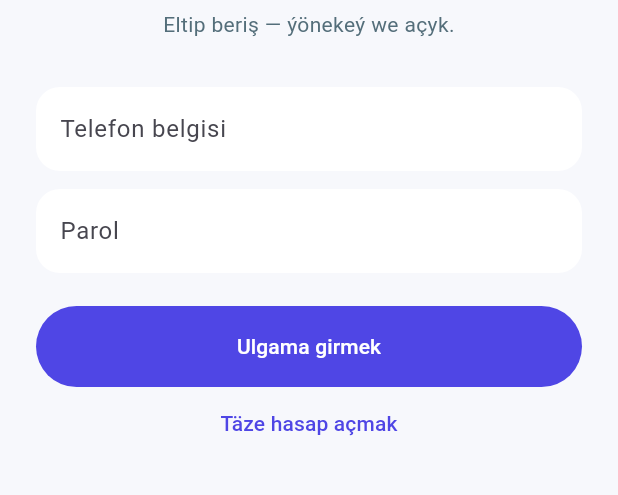
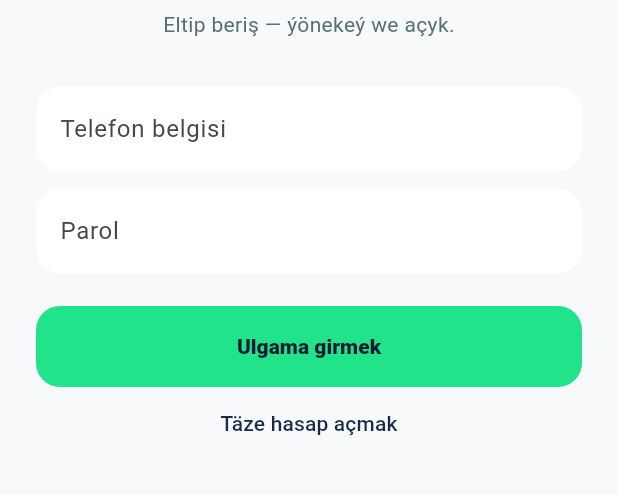
Before and after one commit to mali-ab/menzil, a Flutter app: the screen it shows after launch, on a phone screen of 412 x 824 dp, the part 471-966 px from its top. Run offline on Flutter 3.47's test engine with Material 3 defaults, Android fonts, the phone set to English and light mode, and no system bars; our stand-ins replace flutter_map, flutter_secure_storage, geolocator, latlong2.

Commit message:
Polish courier navigation map UI

```diff
--- a/mobile/lib/app.dart
+++ b/mobile/lib/app.dart
@@ -21,6 +21,8 @@ class MenzilApp extends StatelessWidget {
         title: 'Menzil',
         debugShowCheckedModeBanner: false,
         theme: AppTheme.light,
+        darkTheme: AppTheme.dark,
+        themeMode: ThemeMode.system,
         home: switch (session.state) {
           SessionState.loading => const _LoadingPage(),
           SessionState.unauthenticated => AuthPage(session: session),
--- a/mobile/lib/core/theme/app_theme.dart
+++ b/mobile/lib/core/theme/app_theme.dart
@@ -1,10 +1,10 @@
 import 'package:flutter/material.dart';
 
 abstract final class AppTheme {
-  static const _ink = Color(0xFF16213E);
-  static const _indigo = Color(0xFF4F46E5);
-  static const _mint = Color(0xFF11B981);
-  static const _surface = Color(0xFFF7F8FC);
+  static const _ink = Color(0xFF101B32);
+  static const _indigo = Color(0xFF182B4D);
+  static const _mint = Color(0xFF20E38A);
+  static const _surface = Color(0xFFF8F9FA);
 
   static final light = ThemeData(
     useMaterial3: true,
@@ -36,5 +36,16 @@ abstract final class AppTheme {
         borderSide: BorderSide.none,
       ),
     ),
+    filledButtonTheme: FilledButtonThemeData(style: FilledButton.styleFrom(minimumSize: const Size(48, 52), backgroundColor: _mint, foregroundColor: _ink, textStyle: const TextStyle(fontWeight: FontWeight.w800), shape: RoundedRectangleBorder(borderRadius: BorderRadius.circular(16)))),
+  );
+
+  static final dark = ThemeData(
+    useMaterial3: true,
+    scaffoldBackgroundColor: const Color(0xFF121212),
+    colorScheme: const ColorScheme.dark(primary: _mint, secondary: _mint, surface: Color(0xFF1D2430), onSurface: Color(0xFFF4F7FB)),
+    appBarTheme: const AppBarTheme(backgroundColor: Color(0xFF121212), foregroundColor: Color(0xFFF4F7FB), elevation: 0),
+    cardTheme: CardThemeData(color: const Color(0xFF1D2430), elevation: 0, shape: RoundedRectangleBorder(borderRadius: BorderRadius.circular(24)), margin: EdgeInsets.zero),
+    inputDecorationTheme: InputDecorationTheme(filled: true, fillColor: const Color(0xFF1D2430), border: OutlineInputBorder(borderRadius: BorderRadius.circular(16), borderSide: BorderSide.none)),
+    filledButtonTheme: FilledButtonThemeData(style: FilledButton.styleFrom(minimumSize: const Size(48, 52), backgroundColor: _mint, foregroundColor: _ink, textStyle: const TextStyle(fontWeight: FontWeight.w800), shape: RoundedRectangleBorder(borderRadius: BorderRadius.circular(16)))),
   );
 }
--- a/mobile/lib/features/courier/presentation/courier_home_page.dart
+++ b/mobile/lib/features/courier/presentation/courier_home_page.dart
@@ -116,7 +116,7 @@ class _CourierHomePageState extends State<CourierHomePage> {
     if (_loading) const _LoadingCard()
     else if (_error != null) _ErrorCard(message: _error!, onRetry: _load)
     else if (_activeOrders.isEmpty) const _InfoCard(icon: Icons.route_outlined, text: 'Soňky kabul edilen sargytlar şu ýerde görüner.')
-    else ...[OrderMap(orders: _activeOrders, height: 290), const SizedBox(height: 20), ..._activeOrders.map((order) => Padding(padding: const EdgeInsets.only(bottom: 12), child: _OrderCard(order: order, actionLabel: _nextAction(order.status), action: () => _advance(order), showStatus: true)))],
+    else ...[OrderMap(orders: _activeOrders, height: 420, navigationMode: true), const SizedBox(height: 20), ..._activeOrders.map((order) => Padding(padding: const EdgeInsets.only(bottom: 12), child: _OrderCard(order: order, actionLabel: _nextAction(order.status), action: () => _advance(order), showStatus: true)))],
   ]);
 
   String _nextAction(String status) => switch (status) { 'accepted' => 'Alyş nokadyna barýaryn', 'to_pickup' => 'Ýüki aldym', _ => 'Eltirildi' };
--- a/mobile/lib/features/shared/presentation/app_widgets.dart
+++ b/mobile/lib/features/shared/presentation/app_widgets.dart
@@ -14,7 +14,7 @@ class AppGradientHeader extends StatelessWidget {
         decoration: BoxDecoration(
           borderRadius: BorderRadius.circular(28),
           gradient: const LinearGradient(
-            colors: [Color(0xFF4F46E5), Color(0xFF7C3AED)],
+            colors: [Color(0xFF101B32), Color(0xFF243C68)],
             begin: Alignment.topLeft,
             end: Alignment.bottomRight,
           ),
@@ -28,7 +28,7 @@ class AppGradientHeader extends StatelessWidget {
                 Text(subtitle, style: const TextStyle(color: Color(0xFFE0E7FF), fontSize: 14)),
               ]),
             ),
-            CircleAvatar(radius: 28, backgroundColor: Colors.white24, child: Icon(icon, color: Colors.white, size: 29)),
+            CircleAvatar(radius: 28, backgroundColor: const Color(0xFF20E38A), child: Icon(icon, color: const Color(0xFF101B32), size: 29)),
           ],
         ),
       );
```
Also changed, not shown: mobile/lib/features/shared/presentation/order_map.dart (+21 -2 lines).
